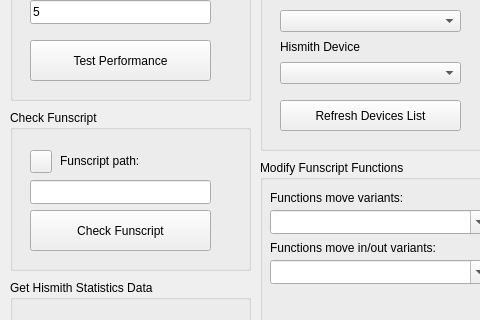
samsmit362/HismithControl, file mainwindow.ui: the form before one commit; both pictures show x 0 to 480 and y 199 to 519 of the 869 by 666 pixel window.
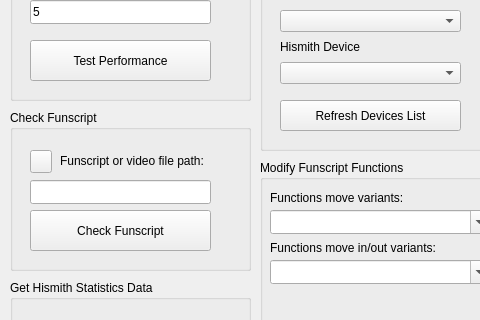
The form after the commit.

Commit message: Updated get hismith pos function (now also support color intersection) and "check funscript" feature to support video file path.

```diff
--- a/mainwindow.ui
+++ b/mainwindow.ui
@@ -231,12 +231,12 @@
       <rect>
        <x>50</x>
        <y>40</y>
-       <width>91</width>
+       <width>151</width>
        <height>21</height>
       </rect>
      </property>
      <property name="text">
-      <string>Funscript path:</string>
+      <string>Funscript or video file path:</string>
      </property>
     </widget>
     <widget class="QToolButton" name="openFunscript">
```
The commit also changes 5 other files.
